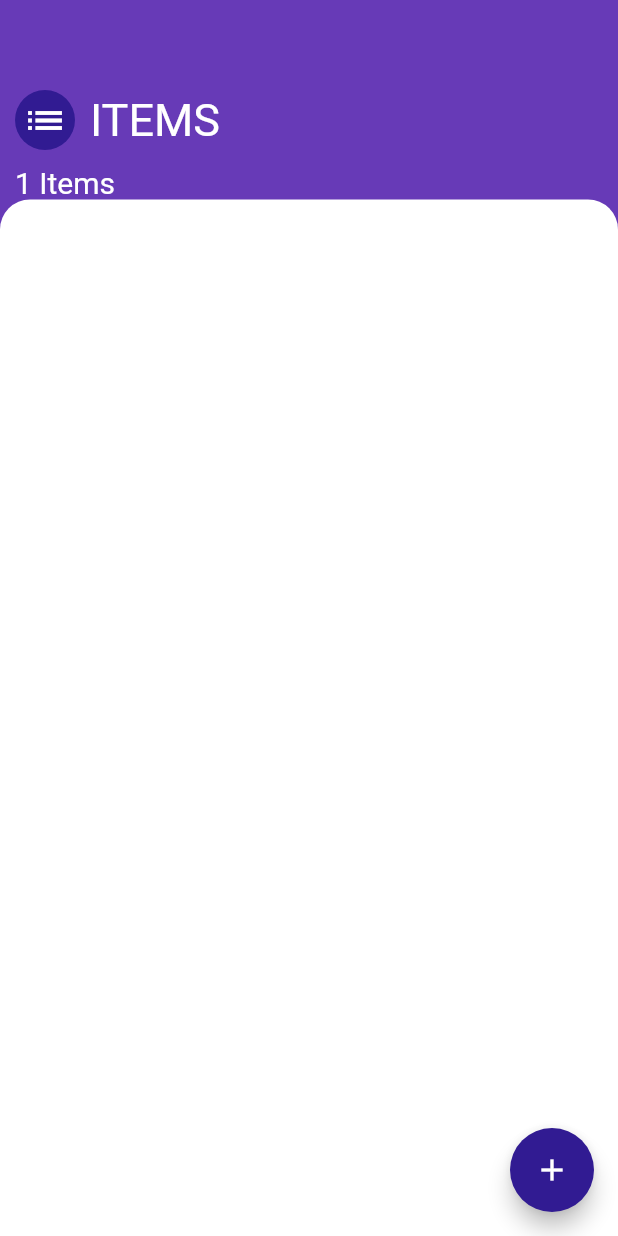
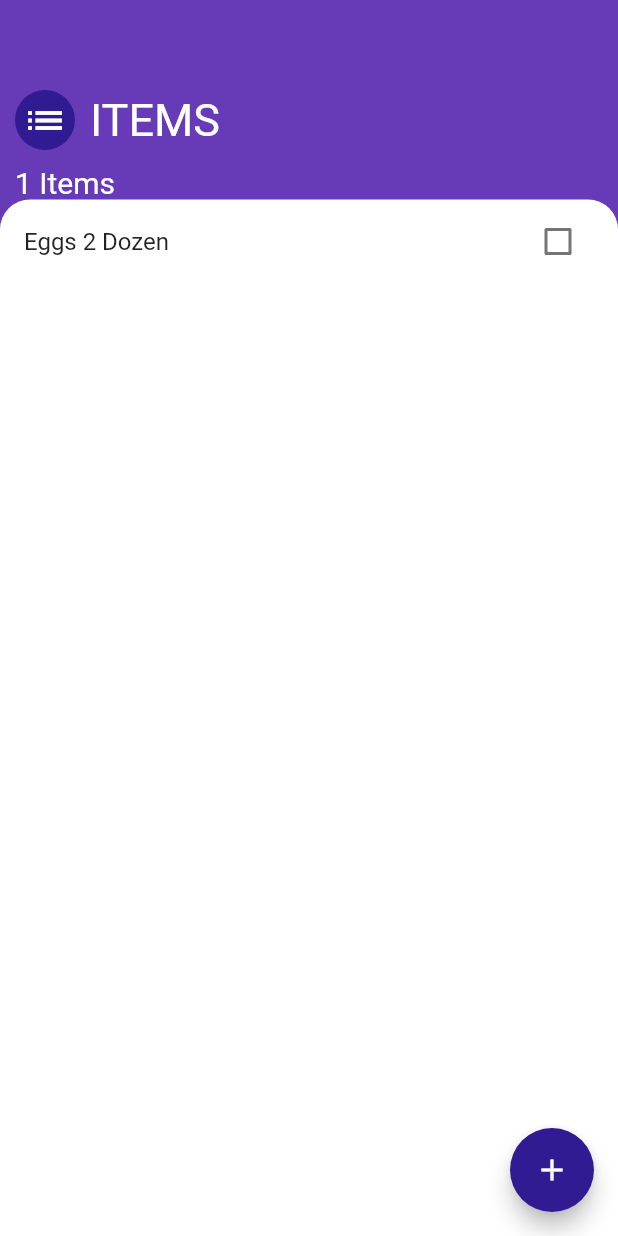
Before and after one commit to navdeepduvedi/ShopKarrt_Flutter, a Flutter app: the screen it shows after launch, on a phone screen of 412 x 824 dp. Run offline on Flutter 3.47's test engine with Material 2 defaults, Android fonts, the phone set to English and light mode, and no system bars.

```diff
--- a/shopkarrt/lib/itemData.dart
+++ b/shopkarrt/lib/itemData.dart
@@ -4,15 +4,23 @@ import 'dart:collection';
 
 class Itemdata extends ChangeNotifier{
 
-List<items> item = [
+List<items> _item = [
   items(name: 'Eggs 2 Dozen'),
 ];
+
+UnmodifiableListView<items> get item {
+    return UnmodifiableListView(_item);
+  }
 int get itemCount{
-    return item.length;
+    return _item.length;
 }
 void addItems(String itemName){
   final newitem = items(name: itemName);
-  item.add(newitem);
+  _item.add(newitem);
+  notifyListeners();
+}
+void updateItem(items item){
+  item.toggleDone();
   notifyListeners();
 }
 
--- a/shopkarrt/lib/itemtile.dart
+++ b/shopkarrt/lib/itemtile.dart
@@ -1,18 +1,23 @@
 import 'package:flutter/material.dart';
 
 class itemTile extends StatelessWidget {
+  itemTile({this.name,this.isChecked,this.checkboxCallback});
+
+  final String name;
+  final bool isChecked;
+  final Function checkboxCallback;
   @override
   Widget build(BuildContext context) {
     return ListTile(
       title: Text(
-        '',
+        name,
         style: TextStyle(
-          decoration:TextDecoration.lineThrough
+          decoration:isChecked?TextDecoration.lineThrough:null
         ),
       ),
       trailing: Checkbox(
-        value: null,
-        onChanged: null),
+        value: isChecked,
+        onChanged: checkboxCallback),
     );
   }
 }
--- a/shopkarrt/lib/listScreen.dart
+++ b/shopkarrt/lib/listScreen.dart
@@ -1,6 +1,7 @@
 import 'package:flutter/material.dart';
 import 'package:shopkarrt/add_itemScreen.dart';
 import 'package:provider/provider.dart';
+import 'package:shopkarrt/listview.dart';
 import 'itemData.dart';
 class listscreen extends StatelessWidget {
 
@@ -15,9 +16,10 @@ class listscreen extends StatelessWidget {
         onPressed: (){
           showModalBottomSheet(
             context: context,
-
+            isScrollControlled: true,
             builder:(context)=>SingleChildScrollView(
               child:Container(
+                padding: EdgeInsets.only(bottom: MediaQuery.of(context).viewInsets.bottom),
                 child: additem(),
               )
             )
@@ -75,7 +77,7 @@ class listscreen extends StatelessWidget {
                   topRight: Radius.circular(20.0),
                 ),
               ),
-
+             child: TasksList(),
           ))
       ],),
 
--- a/shopkarrt/lib/listview.dart
+++ b/shopkarrt/lib/listview.dart
@@ -1,13 +1,29 @@
 import 'package:flutter/material.dart';
+import 'package:provider/provider.dart';
+import 'package:shopkarrt/itemData.dart';
 
 import 'package:shopkarrt/itemtile.dart';
 
-class itemlist extends StatelessWidget {
+class TasksList extends StatelessWidget {
   @override
   Widget build(BuildContext context) {
-    return ListView.builder(
-      itemBuilder: (context,index){
-        return itemTile();
-    });
+    return Consumer<Itemdata>(
+      builder: (context, itemdata, child) {
+        return ListView.builder(
+          itemBuilder: (context, index) {
+            final item = itemdata.item[index];
+            return itemTile(
+              name: item.name,
+              isChecked: item.isDone,
+              checkboxCallback: (checkboxState) {
+                itemdata.updateItem(item);
+              },
+
+            );
+          },
+          itemCount: itemdata.itemCount,
+        );
+      },
+    );
   }
 }
--- a/shopkarrt/lib/main.dart
+++ b/shopkarrt/lib/main.dart
@@ -12,7 +12,8 @@ class MyApp extends StatelessWidget {
   @override
   Widget build(BuildContext context) {
     return ChangeNotifierProvider(
-      create: (context) => Itemdata(),
+      create: (BuildContext context)=>Itemdata(),
+
       child: MaterialApp(
       home: listscreen(),
       ),
```
Also changed, not shown: shopkarrt/lib/add_itemScreen.dart (+6 -5 lines).
